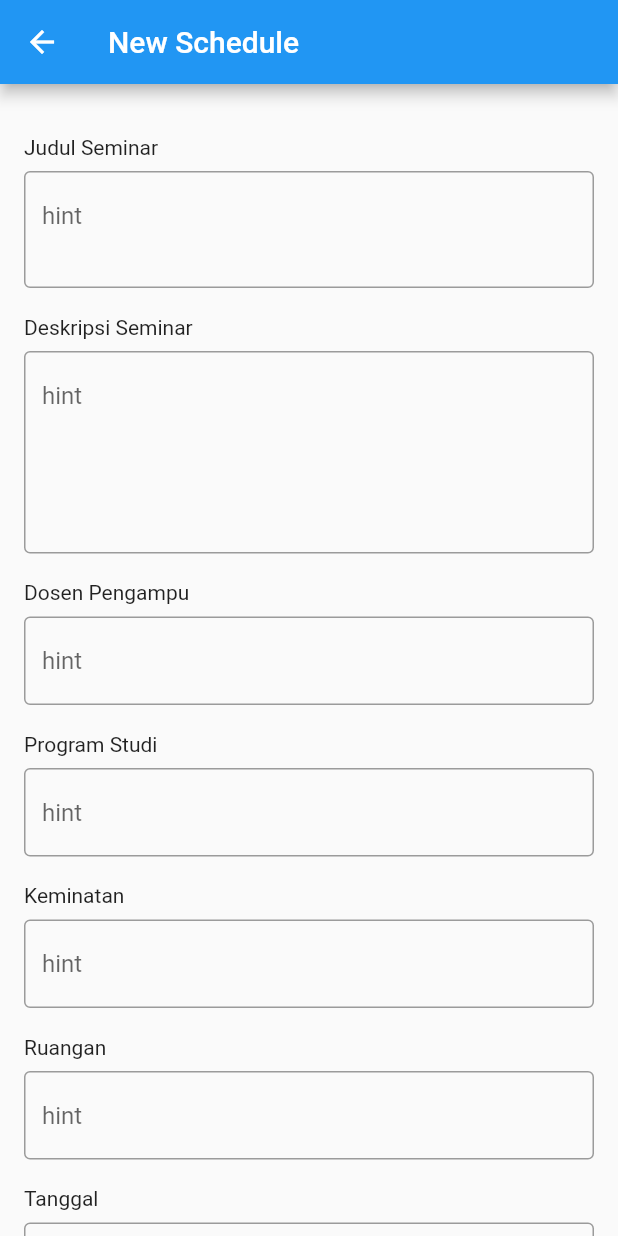
After one commit to afifahnaimatul/datengsemhas, a Flutter app: the screen it shows after launch, after a tap on "Log In", after a tap on the "add" icon, on a phone screen of 412 x 824 dp. The commit adds this screen. Run offline on Flutter 3.47's test engine with Material 2 defaults, Android fonts, the phone set to English and light mode, and no system bars; network calls fail.

Commit message:
modifying some items

```diff
--- /dev/null
+++ b/lib/view/AddSchedule.dart
@@ -0,0 +1,81 @@
+import 'package:flutter/material.dart';
+
+class AddSchedule extends StatefulWidget{
+  @override
+  AddScheduleState createState() => AddScheduleState();
+}
+
+class AddScheduleState extends State <AddSchedule>{
+  Column input (String toInput, int line){
+    return Column(
+      crossAxisAlignment: CrossAxisAlignment.start,
+      children: <Widget>[
+        Padding(
+          padding: EdgeInsets.only(top: 18, bottom: 8),
+          child: Text(
+            toInput,
+          )
+        ),
+        TextField(
+          maxLines: line,
+          keyboardType: TextInputType.phone,
+          decoration: InputDecoration(
+            border: OutlineInputBorder(),
+            hintText: "hint",
+          ),
+        ),
+      ],
+    );
+  }
+
+  // DropdownButton theList(){
+  //   return DropdownButton<String>(
+  //     // value: dropdownValue,
+  //     icon: Icon(Icons.arrow_downward),
+  //     iconSize: 24,
+  //     elevation: 16,
+  //     style: TextStyle(color: Colors.deepPurple),
+  //     underline: Container(
+  //       height: 2,
+  //       color: Colors.deepPurpleAccent,
+  //     ),
+  //     onChanged: (String newValue) {
+  //       setState(() {
+  //         // dropdownValue = newValue;
+  //       });
+  //     },
+  //     items: <String>['One', 'Two', 'Free', 'Four']
+  //         .map<DropdownMenuItem<String>>((String value) {
+  //       return DropdownMenuItem<String>(
+  //         value: value,
+  //         child: Text(value),
+  //       );
+  //     }).toList(),
+  //   );
+  // }
+
+  @override
+  Widget build(BuildContext context) {
+    return Scaffold(
+      appBar: AppBar(
+        leading: null,
+        title: Text("New Schedule"),
+      ),
+      body: ListView(
+        padding: EdgeInsets.all(16),
+        children: <Widget>[
+          input("Judul Seminar", 2),
+          input("Deskripsi Seminar", 5),
+          input("Dosen Pengampu", 1),
+          input("Program Studi", 1),
+          input("Keminatan", 1),
+          // theList(),
+          input("Ruangan", 1),
+          input("Tanggal", 1),
+          input("Waktu", 1),
+          input("Kuota", 1),
+        ],
+      )
+    );
+  }
+}
--- a/lib/view/Login.dart
+++ b/lib/view/Login.dart
@@ -3,6 +3,7 @@ import 'package:oke/view/ViewProfile.dart';
 import 'package:oke/view/ViewSchedule.dart';
 import 'package:oke/view/ViewBooked.dart';
 import 'package:oke/view/ViewHistory.dart';
+import 'package:oke/view/AddSchedule.dart';
 
 class LoginPage extends StatefulWidget{
     static String tag = 'login-page';
@@ -14,14 +15,15 @@ class _LoginPageState extends State<LoginPage> {
   @override
   Widget build(BuildContext context) {
     final email = TextFormField(
-      keyboardType: TextInputType.emailAddress,
+      //keyboardType: TextInputType.emailAddress,
       autofocus: false,
-      initialValue: 'name@email.com',
       decoration: InputDecoration(
-        hintText: 'Email',
+        hintText: 'NIM',
         contentPadding: EdgeInsets.fromLTRB(20.0, 10.0, 20.0, 10.0),
         border: OutlineInputBorder(borderRadius: BorderRadius.circular(32.0)),
       ),
+      validator: (value) => value.isEmpty? 'NIM required' : null,
+      // onSaved: (value) =>
     );
 
     final password = TextFormField(
@@ -140,6 +142,13 @@ class PagesState extends State<Pages> {
           ],
         ),
       bottomNavigationBar: navBar,
+      floatingActionButton: new FloatingActionButton(
+        onPressed: () => Navigator.push(context, MaterialPageRoute(builder: (context){
+          return AddSchedule();
+        })),
+        tooltip: 'Increment',
+        child: new Icon(Icons.add),
+      ),
     );
   }
 }
```
Also changed, not shown: lib/view/ViewProfile.dart (indentation only).
